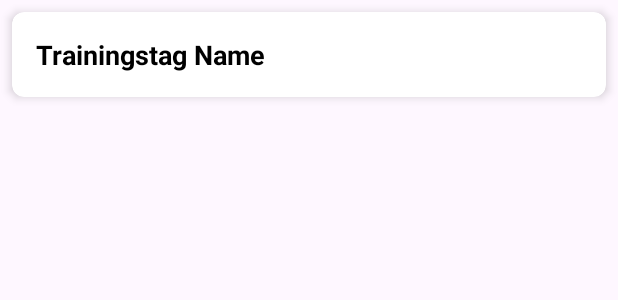
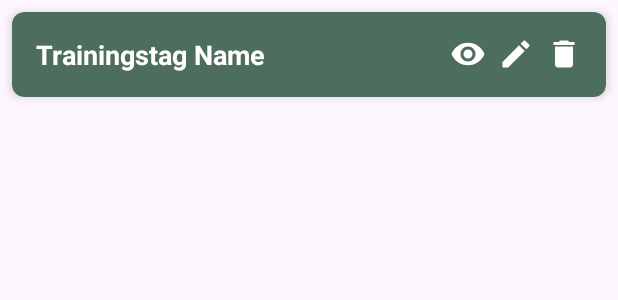
Before and after one commit to philippsnr/Fitness-Tracker, an Android app: the layout item_trainingday.xml on its own in the app's theme, with its tools: preview values and no code run, on a phone screen of 412 x 824 dp. Shown: the top 300 px of the screen. Run offline under Robolectric (Android 15) with nearby library versions, the phone set to English and light mode, and no system bars.

Commit message:
implement trainingday page
frontend via xml and the navbar-switching

```diff
--- a/app/src/main/java/com/example/fitnesstracker/ui/training/TrainingdayFragment.java
+++ b/app/src/main/java/com/example/fitnesstracker/ui/training/TrainingdayFragment.java
@@ -66,7 +66,7 @@ public class TrainingdayFragment extends Fragment {
                              @Nullable Bundle savedInstanceState) {
         // Inflate des Layouts, das einen Header und eine RecyclerView enthält
         View view = inflater.inflate(R.layout.fragment_trainingday, container, false);
-        tvTrainingPlanTitle = view.findViewById(R.id.tvTrainingPlanTitle);
+        tvTrainingPlanTitle = view.findViewById(R.id.tvTrainingdayTitle);
         recyclerView = view.findViewById(R.id.recyclerViewTrainingday);
         recyclerView.setLayoutManager(new LinearLayoutManager(getContext()));
         adapter = new TrainingdayAdapter(new ArrayList<>());
--- a/app/src/main/res/layout/item_trainingday.xml
+++ b/app/src/main/res/layout/item_trainingday.xml
@@ -1,25 +1,67 @@
-<?xml version="1.0" encoding="utf-8"?>
 <androidx.cardview.widget.CardView xmlns:android="http://schemas.android.com/apk/res/android"
+    xmlns:app="http://schemas.android.com/apk/res-auto"
     android:layout_width="match_parent"
     android:layout_height="wrap_content"
-    xmlns:app="http://schemas.android.com/apk/res-auto"
     android:layout_margin="8dp"
     app:cardCornerRadius="8dp"
-    app:cardElevation="4dp">
+    app:cardElevation="4dp"
+    app:cardBackgroundColor="@color/primary">
 
     <LinearLayout
         android:layout_width="match_parent"
         android:layout_height="wrap_content"
-        android:orientation="vertical"
-        android:padding="16dp">
+        android:orientation="horizontal"
+        android:padding="16dp"
+        android:gravity="center_vertical">
 
+        <!-- Name des Trainingstags -->
         <TextView
             android:id="@+id/textViewTrainingdayName"
-            android:layout_width="match_parent"
+            android:layout_width="0dp"
             android:layout_height="wrap_content"
-            android:text="Trainingstag Name"
+            android:layout_weight="1"
+            android:text="@string/name_day"
             android:textSize="18sp"
             android:textStyle="bold"
-            android:textColor="@android:color/black"/>
+            android:textColor="@android:color/white"
+            android:ellipsize="end"
+            android:maxLines="1"/>
+
+        <!-- Container für die Icons -->
+        <LinearLayout
+            android:layout_width="wrap_content"
+            android:layout_height="wrap_content"
+            android:orientation="horizontal">
+
+            <!-- Auge Icon (z.B. für Details ansehen) -->
+            <ImageView
+                android:id="@+id/ivViewDay"
+                android:layout_width="24dp"
+                android:layout_height="24dp"
+                android:contentDescription="@string/view_day"
+                android:src="@drawable/ic_eye"
+                app:tint="@android:color/white"
+                android:layout_marginStart="8dp"/>
+
+            <!-- Stift Icon (Bearbeiten) -->
+            <ImageView
+                android:id="@+id/ivEditDay"
+                android:layout_width="24dp"
+                android:layout_height="24dp"
+                android:contentDescription="@string/edit_day"
+                android:src="@drawable/ic_edit"
+                app:tint="@android:color/white"
+                android:layout_marginStart="8dp"/>
+
+            <!-- Mülleimer Icon (Löschen) -->
+            <ImageView
+                android:id="@+id/ivDeleteDay"
+                android:layout_width="24dp"
+                android:layout_height="24dp"
+                android:contentDescription="@string/delete_day"
+                android:src="@drawable/ic_delete"
+                app:tint="@android:color/white"
+                android:layout_marginStart="8dp"/>
+        </LinearLayout>
     </LinearLayout>
 </androidx.cardview.widget.CardView>
--- a/app/src/main/res/values/stringTrainingsTab.xml
+++ b/app/src/main/res/values/stringTrainingsTab.xml
@@ -6,5 +6,9 @@
     <string name="edit_plan">Trainingsplan bearbeiten</string>
     <string name="delete_plan">Trainingsplan löschen</string>
     <string name="name_plan">Trainingsplan Name</string>
-    <string name="training_title">Trainingspläne</string>
+    <string name="training_title">Training</string>
+    <string name="view_day">Trainingstag anzeigen</string>
+    <string name="edit_day">Trainingstag bearbeiten</string>
+    <string name="delete_day">Trainingstag löschen</string>
+    <string name="name_day">Trainingstag Name</string>
 </resources>
```
Also changed, not shown: app/src/main/java/com/example/fitnesstracker/ui/MainActivity.java (+28 -24 lines), app/src/main/java/com/example/fitnesstracker/ui/training/TrainingdayAdapter.java (+9 -0 lines), app/src/main/res/layout/fragment_trainingday.xml (+29 -13 lines).
